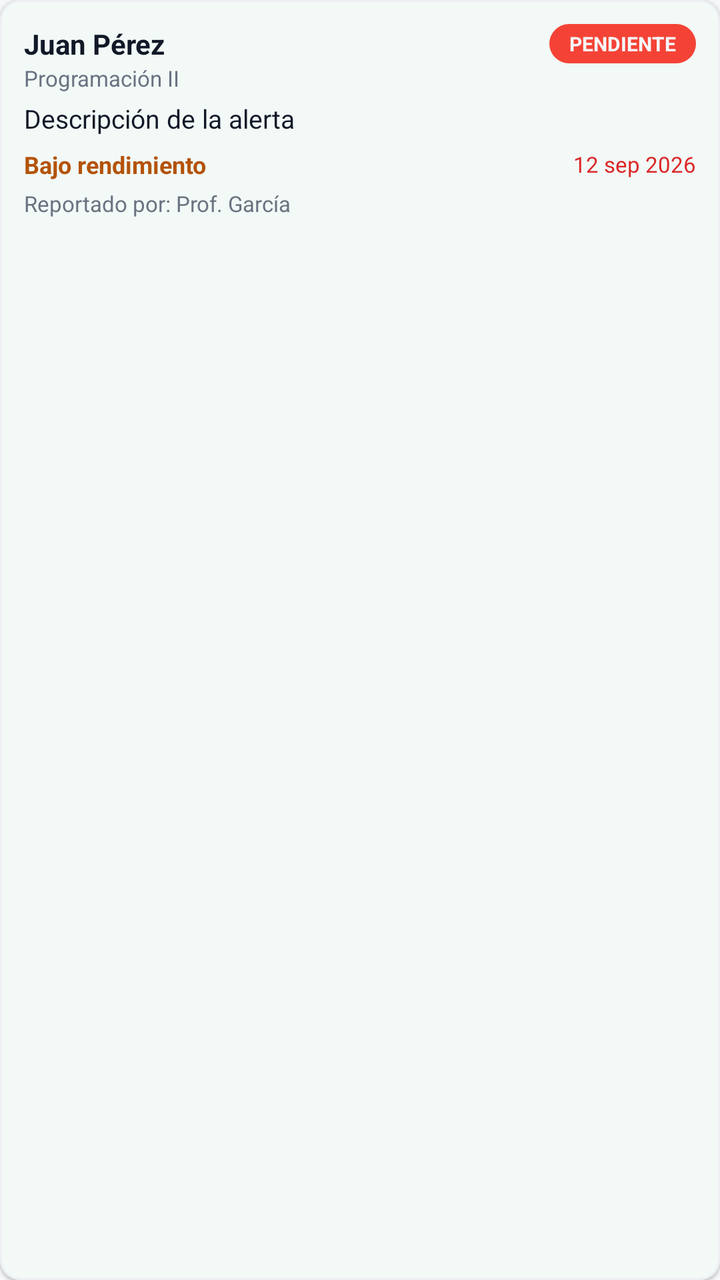
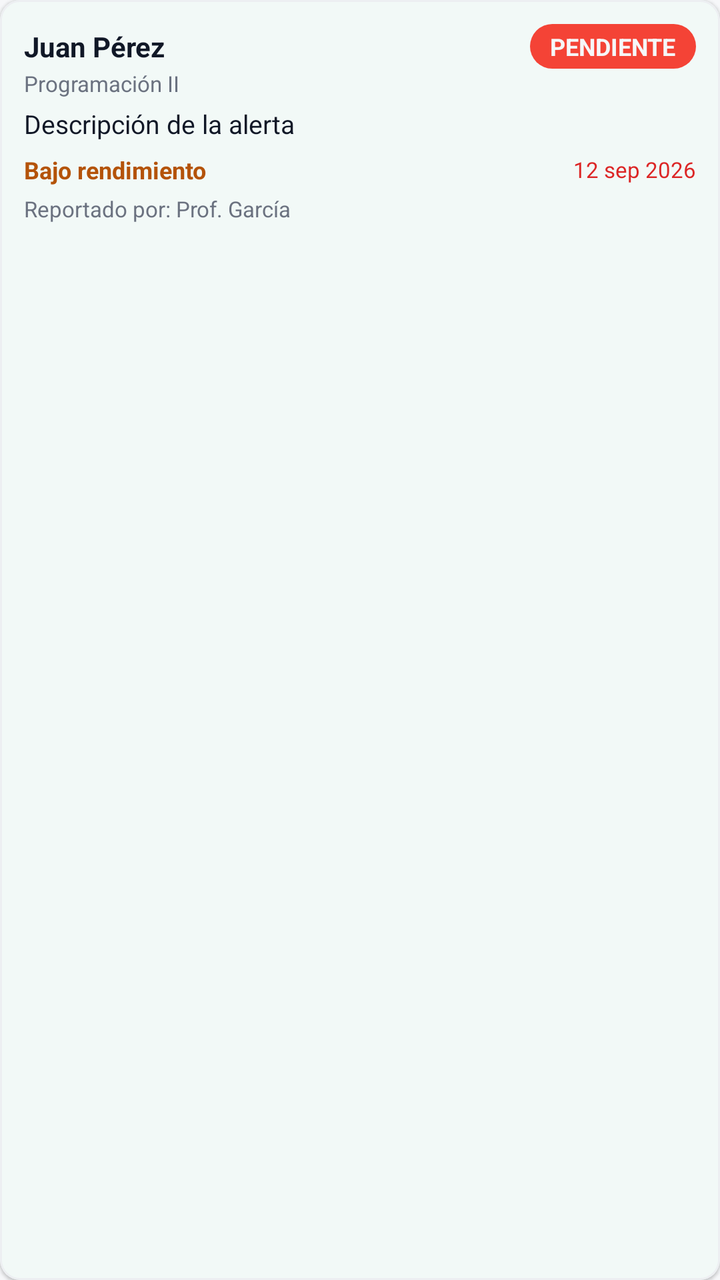

Screens rendered from an Android XML layout before and after an edit, with the pre-edit source and the edit as a unified diff.
<!-- AndroidManifest.xml: application theme Theme.BienestarUPC -->
<!-- res/layout/item_alerta.xml -->
<?xml version="1.0" encoding="utf-8"?>
<com.google.android.material.card.MaterialCardView
    xmlns:android="http://schemas.android.com/apk/res/android"
    xmlns:app="http://schemas.android.com/apk/res-auto"
    android:layout_width="match_parent"
    android:layout_height="wrap_content"
    android:layout_marginHorizontal="16dp"
    android:layout_marginVertical="4dp"
    app:cardBackgroundColor="@color/white_card"
    app:cardCornerRadius="10dp"
    app:cardElevation="1dp">

    <LinearLayout
        android:layout_width="match_parent"
        android:layout_height="wrap_content"
        android:orientation="vertical"
        android:padding="12dp">

        <LinearLayout
            android:layout_width="match_parent"
            android:layout_height="wrap_content"
            android:orientation="horizontal"
            android:gravity="center_vertical">

            <TextView
                android:id="@+id/txt_alerta_estudiante"
                android:layout_width="0dp"
                android:layout_height="wrap_content"
                android:layout_weight="1"
                android:text="Juan Pérez"
                android:textColor="@color/text_primary"
                android:textSize="14sp"
                android:textStyle="bold"
                android:maxLines="1"
                android:ellipsize="end" />

            <TextView
                android:id="@+id/txt_alerta_estado"
                android:layout_width="wrap_content"
                android:layout_height="wrap_content"
                android:background="@drawable/badge_risk_high"
                android:paddingHorizontal="10dp"
                android:paddingVertical="3dp"
                android:text="PENDIENTE"
                android:textColor="@color/background_gray"
                android:textSize="10sp"
                android:textStyle="bold" />
        </LinearLayout>

        <TextView
            android:id="@+id/txt_alerta_curso"
            android:layout_width="wrap_content"
            android:layout_height="wrap_content"
            android:text="Programación II"
            android:textColor="@color/text_secondary"
            android:textSize="11sp" />

        <TextView
            android:id="@+id/txt_alerta_desc"
            android:layout_width="match_parent"
            android:layout_height="wrap_content"
            android:layout_marginTop="4dp"
            android:text="Descripción de la alerta"
            android:textColor="@color/text_primary"
            android:textSize="13sp" />

        <LinearLayout
            android:layout_width="match_parent"
            android:layout_height="wrap_content"
            android:layout_marginTop="6dp"
            android:orientation="horizontal"
            android:gravity="center_vertical">

            <TextView
                android:id="@+id/txt_alerta_motivo"
                android:layout_width="0dp"
                android:layout_height="wrap_content"
                android:layout_weight="1"
                android:text="Bajo rendimiento"
                android:textColor="@color/risk_medium_text"
                android:textSize="12sp"
                android:textStyle="bold" />

            <TextView
                android:id="@+id/txt_alerta_fecha"
                android:layout_width="wrap_content"
                android:layout_height="wrap_content"
                android:text="12 sep 2026"
                android:textColor="@color/risk_high_text"
                android:textSize="11sp" />
        </LinearLayout>

        <TextView
            android:id="@+id/txt_alerta_docente"
            android:layout_width="wrap_content"
            android:layout_height="wrap_content"
            android:layout_marginTop="4dp"
            android:text="Reportado por: Prof. García"
            android:textColor="@color/text_secondary"
            android:textSize="11sp" />
    </LinearLayout>
</com.google.android.material.card.MaterialCardView>
<!-- resources referenced by this layout -->
<resources>
  <color name="background_gray">#F6F7F9</color>
  <color name="risk_high_text">#DC2626</color>
  <color name="risk_medium_text">#B45309</color>
  <color name="text_primary">#111827</color>
  <color name="text_secondary">#6B7280</color>
  <color name="white_card">#FFFFFF</color>
  <!-- drawable badge_risk_high (drawable) -->
  <?xml version="1.0" encoding="utf-8"?>
  <shape xmlns:android="http://schemas.android.com/apk/res/android"
      android:shape="rectangle">
      <solid android:color="@color/risk_high_bg" />
      <corners android:radius="20dp" />
  </shape>
  <color name="risk_high_bg">#F44336</color>
  <color name="green_primary">#059669</color>
  <color name="green_container">#D1FAE5</color>
  <color name="on_primary_container">#053B2A</color>
  <color name="teal_primary">#0D9488</color>
  <color name="teal_light">#CCFBF1</color>
  <color name="surface_container_low">#F8FAFC</color>
  <color name="surface_container">#EFF2F5</color>
  <color name="surface_container_high">#E7EAEE</color>
  <color name="surface_container_highest">#DEE2E8</color>
  <color name="surface_outline">#C9CFD8</color>
  <color name="surface_outline_variant">#E4E7EC</color>
  <color name="error_text">#DC2626</color>
  <color name="green_primary_dark">#047857</color>
  <style name="Widget.BienestarUPC.Card" parent="Widget.Material3.CardView.Elevated">
          <item name="cardCornerRadius">20dp</item>
          <item name="cardElevation">1dp</item>
          <item name="cardBackgroundColor">@color/white_card</item>
          <item name="strokeColor">@color/stroke_color</item>
          <item name="strokeWidth">1dp</item>
          <item name="rippleColor">@color/green_light</item>
      </style>
  <style name="BottomNavigationStyle" parent="Widget.Material3.BottomNavigationView">
          <item name="android:background">@color/nav_background</item>
          <item name="itemIconSize">24dp</item>
          <item name="itemRippleColor">@color/green_light</item>
          <item name="itemIconTint">@color/nav_item_text_color</item>
          <item name="itemTextColor">@color/nav_item_text_color</item>
          <item name="elevation">8dp</item>
      </style>
  <style name="Widget.BienestarUPC.Chip" parent="Widget.Material3.Chip.Filter">
          <item name="chipCornerRadius">20dp</item>
          <item name="chipMinHeight">36dp</item>
          <item name="chipBackgroundColor">@color/chip_bg</item>
          <item name="android:textColor">@color/chip_text</item>
          <item name="chipStrokeWidth">1dp</item>
          <item name="chipStrokeColor">@color/stroke_color</item>
      </style>
  <style name="ThemeOverlay.BienestarUPC.MaterialAlertDialog" parent="ThemeOverlay.Material3.MaterialAlertDialog">
          <item name="shapeAppearanceOverlay">@style/ShapeAppearance.BienestarUPC.Dialog</item>
          <item name="colorSecondary">@color/green_primary</item>
      </style>
  <style name="Widget.BienestarUPC.Snackbar" parent="Widget.Material3.Snackbar">
          <item name="backgroundTint">@color/text_primary</item>
          <item name="android:textColor">@color/white_card</item>
          <item name="shapeAppearanceOverlay">@style/ShapeAppearance.BienestarUPC.Snackbar</item>
      </style>
  <color name="gray_medium">#9CA3AF</color>
  <color name="stroke_color">#EDEFF2</color>
  <color name="green_light">#D1FAE5</color>
  <color name="nav_background">#FFFFFF</color>
  <color name="chip_bg">#F3F4F6</color>
  <color name="chip_text">#111827</color>
  <style name="ShapeAppearance.BienestarUPC.Dialog" parent="ShapeAppearance.Material3.LargeComponent">
          <item name="cornerSize">24dp</item>
      </style>
  <style name="ShapeAppearance.BienestarUPC.Snackbar" parent="ShapeAppearance.Material3.MediumComponent">
          <item name="cornerFamily">rounded</item>
          <item name="cornerSize">14dp</item>
      </style>
  <!-- unchanged entries left out for length: 3 -->
</resources>

<!-- the commit's change to res/layout/item_alerta.xml (unified diff, before → after) -->
@@ -43,7 +43,7 @@
                 android:paddingVertical="3dp"
                 android:text="PENDIENTE"
                 android:textColor="@color/background_gray"
-                android:textSize="10sp"
+                android:textSize="12sp"
                 android:textStyle="bold" />
         </LinearLayout>
 
